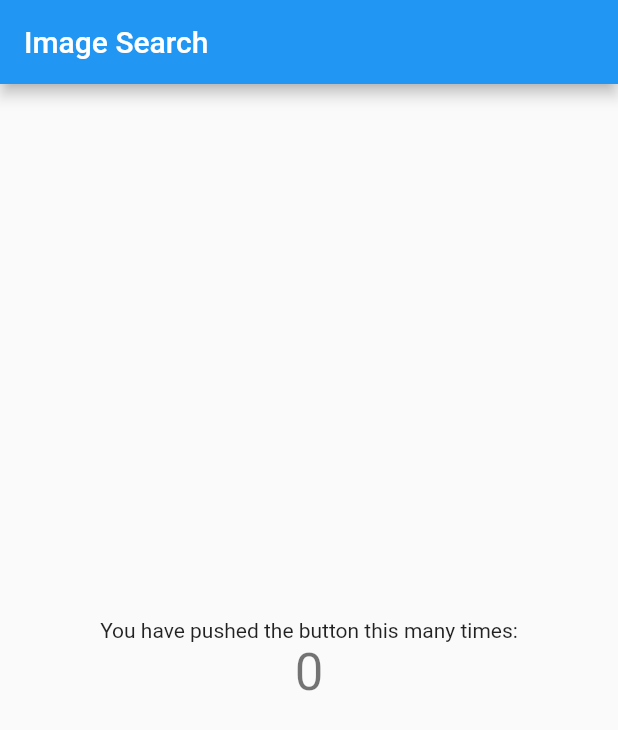
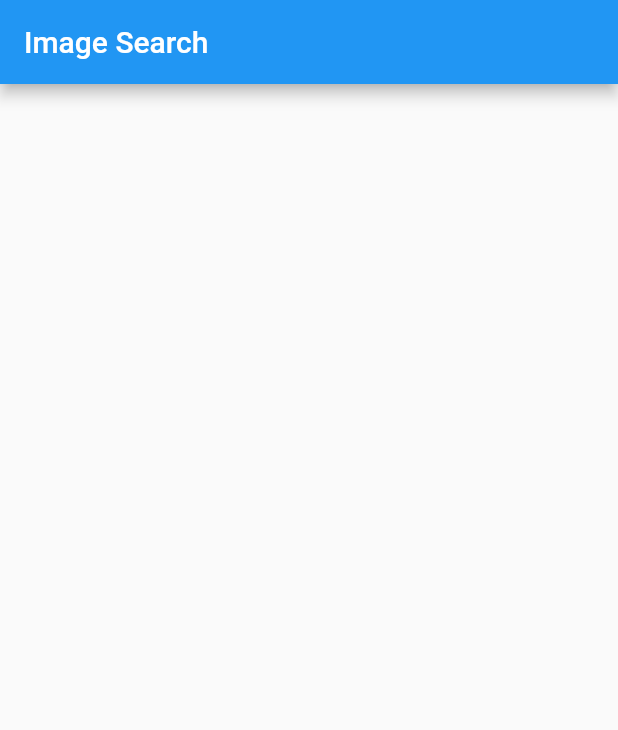
Before and after one commit to Cabreros/androidchallenge, a Flutter app: the screen it shows after launch, on a phone screen of 412 x 824 dp. Shown: the top 730 px of the screen. Run offline on Flutter 3.47's test engine with Material 2 defaults, Android fonts, the phone set to English and light mode, and no system bars.

Commit message:
general setup and cleanup

```diff
--- /dev/null
+++ b/lib/home_screen.dart
@@ -0,0 +1,19 @@
+import 'package:flutter/material.dart';
+
+class HomeScreen extends StatefulWidget {
+  const HomeScreen({Key? key}) : super(key: key);
+
+  @override
+  _HomeScreenState createState() => _HomeScreenState();
+}
+
+class _HomeScreenState extends State<HomeScreen> {
+  @override
+  Widget build(BuildContext context) {
+    return Scaffold(
+      appBar: AppBar(
+        title: const Text('Image Search'),
+      ),
+    );
+  }
+}
--- a/lib/main.dart
+++ b/lib/main.dart
@@ -1,7 +1,18 @@
 import 'package:flutter/material.dart';
+import 'package:provider/provider.dart';
+
+import 'home_screen.dart';
+import 'model/results.dart';
 
 void main() {
-  runApp(const MyApp());
+  runApp(
+    MultiProvider(
+      providers: [
+        ChangeNotifierProvider(create: (_) => ResultModel()),
+      ],
+      child: const MyApp(),
+    ),
+  );
 }
 
 class MyApp extends StatelessWidget {
@@ -10,54 +21,8 @@ class MyApp extends StatelessWidget {
   // This widget is the root of your application.
   @override
   Widget build(BuildContext context) {
-    return MaterialApp(
-      title: 'Image Search',
-      theme: ThemeData(
-        primarySwatch: Colors.blue,
-      ),
-      home: const MyHomePage(title: 'Image Search'),
+    return const MaterialApp(
+      home: HomeScreen(),
     );
   }
 }
-
-class MyHomePage extends StatefulWidget {
-  const MyHomePage({Key? key, required this.title}) : super(key: key);
-
-  final String title;
-
-  @override
-  State<MyHomePage> createState() => _MyHomePageState();
-}
-
-class _MyHomePageState extends State<MyHomePage> {
-  int _counter = 0;
-
-  void _incrementCounter() {
-    setState(() {
-      _counter++;
-    });
-  }
-
-  @override
-  Widget build(BuildContext context) {
-    return Scaffold(
-      appBar: AppBar(
-        title: Text(widget.title),
-      ),
-      body: Center(
-        child: Column(
-          mainAxisAlignment: MainAxisAlignment.center,
-          children: <Widget>[
-            const Text(
-              'You have pushed the button this many times:',
-            ),
-            Text(
-              '$_counter',
-              style: Theme.of(context).textTheme.headline4,
-            ),
-          ],
-        ),
-      ),
-    );
-  }
-}
```
Also changed, not shown: lib/model/results.dart (+17 -0 lines), pubspec.yaml (+5 -15 lines), pubspec.lock.
